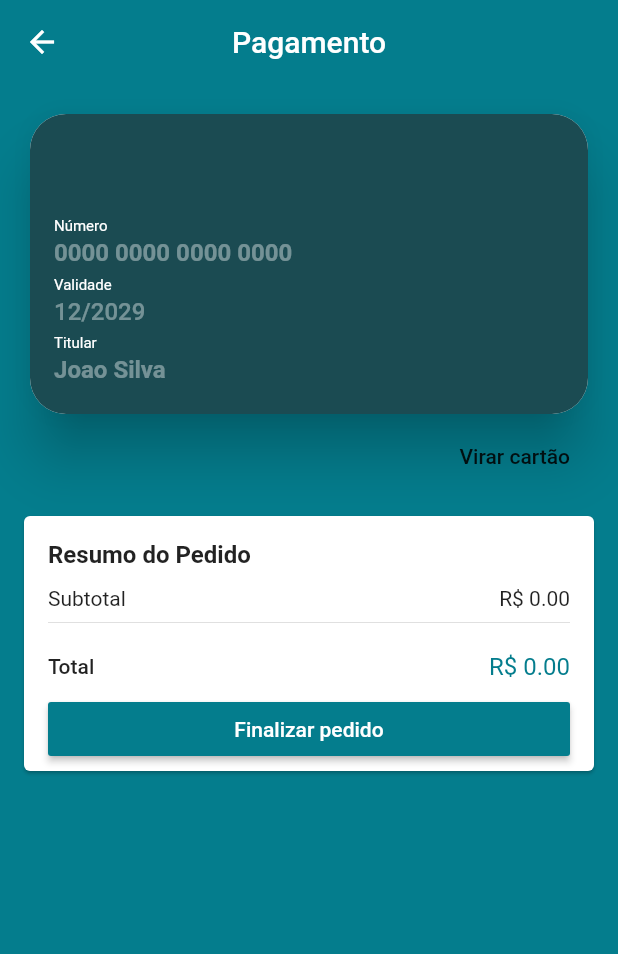
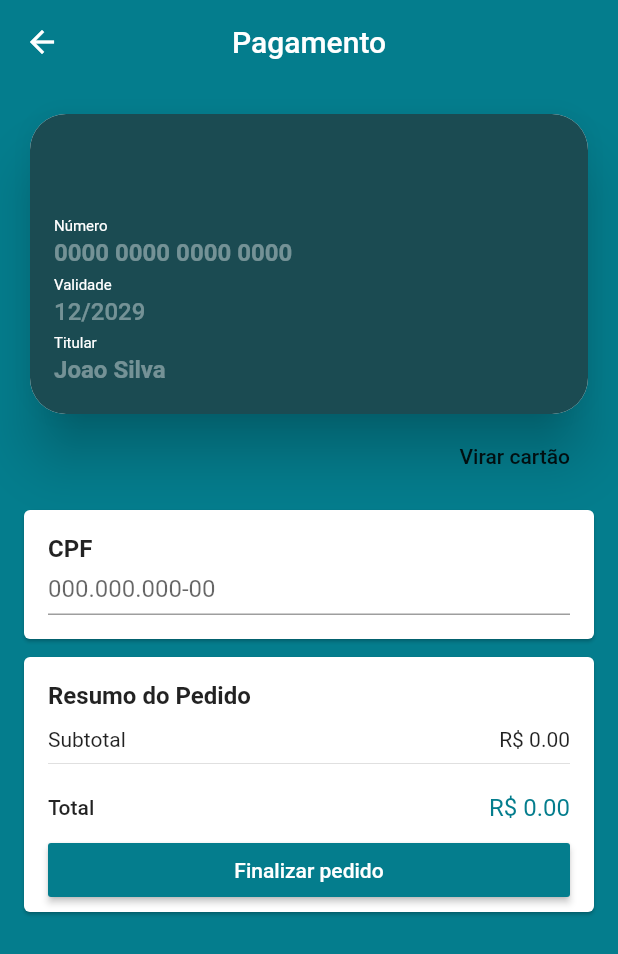
Before and after one commit to JoseVitorDurante/loja_virtual, a Flutter app: the CheckoutScreen screen opened by its route, on a phone screen of 412 x 824 dp. Shown: the top 954 px of the screen. Run offline on Flutter 3.47's test engine with Material 2 defaults, Android fonts, the phone set to English and light mode, and no system bars; drawn by our look-alikes of flip_card; our stand-ins replace brasil_fields, carousel_pro, cloud_firestore, cloud_functions, dio, firebase_auth and 10 more; missing offline and left inert: alphabet_list_scroll_view, cpf_cnpj_validator, credit_card_type_detector, flutter_facebook_login, map_launcher; accounts and stored records are empty.

Commit message:
realizando pagamento

```diff
--- a/lib/main.dart
+++ b/lib/main.dart
@@ -1,3 +1,4 @@
+import 'package:cloud_functions/cloud_functions.dart';
 import 'package:flutter/material.dart';
 import 'package:flutter_loja_ultimo/models/orders_manager.dart';
 import 'package:flutter_loja_ultimo/models/stores_manager.dart';
@@ -22,7 +23,7 @@ import 'models/product.dart';
 import 'models/product_manager.dart';
 import 'models/user_manager.dart';
 
-void main() {
+Future<void> main() async {
   runApp(MyApp());
 }
 
--- a/lib/models/credit_card.dart
+++ b/lib/models/credit_card.dart
@@ -0,0 +1,40 @@
+import 'package:credit_card_type_detector/credit_card_type_detector.dart';
+
+class CreditCard {
+
+  String number;
+
+  String holder;
+
+  String expirationDate;
+
+  String securityCode;
+
+  String brand;
+
+  void setHolder(String name) => holder = name;
+
+  void setexpirationDate(String date) => expirationDate = date;
+
+  void setCVV(String cvv) => securityCode = cvv;
+
+  void setNumber(String number) {
+    this.number = number;
+    brand = detectCCType(number.replaceAll(' ', '')).toString().toUpperCase().split(".").last;
+  }
+
+  Map<String, dynamic> toJson() {
+    return {
+      "cardNumber": number.replaceAll(" ", ""),
+      "holder": holder,
+      "expirationDate": expirationDate,
+      "securityCode": securityCode,
+      "brand": brand,
+    };
+  }
+
+  @override
+  String toString() {
+    return 'CreditCard{number: $number, holder: $holder, expirationDate: $expirationDate, securityCode: $securityCode, brand: $brand}';
+  }
+}
--- a/lib/models/user.dart
+++ b/lib/models/user.dart
@@ -9,15 +9,21 @@ class User {
     id = document.documentID;
     name = document.data['name'] as String;
     email = document.data['email'] as String;
+    cpf = document["cpf"] as String;
     if(document.data.containsKey("address")){
       address = Address.fromMap(document.data["address"] as Map<String, dynamic>);
     }
   }
 
   String id;
+
   String name;
+
   String email;
+
   String password;
+
+  String cpf;
 
   String confirmPassword;
 
@@ -41,6 +47,8 @@ class User {
       'email': email,
       if(address != null)
         'address': address.toMap(),
+      if(cpf != null)
+        "cpf": cpf,
     };
   }
 
@@ -48,4 +56,9 @@ class User {
     this.address = address;
     saveData();
   }
+
+  void setCpf(String cpf){
+    this.cpf = cpf;
+    saveData();
+  }
 }
--- a/lib/screens/checkout/components/card_back.dart
+++ b/lib/screens/checkout/components/card_back.dart
@@ -1,11 +1,13 @@
 import 'package:flutter/material.dart';
 import 'package:flutter/services.dart';
+import 'package:flutter_loja_ultimo/models/credit_card.dart';
 import 'package:flutter_loja_ultimo/screens/checkout/components/card_text_field.dart';
 
 class CardBack extends StatelessWidget {
   final FocusNode cvvFocus;
+  final CreditCard creditCard;
 
-  const CardBack(this.cvvFocus);
+  const CardBack({this.cvvFocus, this.creditCard});
 
   @override
   Widget build(BuildContext context) {
@@ -34,6 +36,7 @@ class CardBack extends StatelessWidget {
                     margin: EdgeInsets.only(left: 12),
                     padding: EdgeInsets.symmetric(vertical: 4, horizontal: 8),
                     child: CardTextField(
+                      initialValue: creditCard.securityCode,
                       title: "CVV",
                       hint: "123",
                       maxLenght: 3,
@@ -47,6 +50,7 @@ class CardBack extends StatelessWidget {
                         return null;
                       },
                       focusNode: cvvFocus,
+                      onSaved: creditCard.setCVV,
                     ),
                   ),
                 ),
--- a/lib/screens/checkout/components/card_front.dart
+++ b/lib/screens/checkout/components/card_front.dart
@@ -3,6 +3,7 @@ import 'package:credit_card_type_detector/credit_card_type_detector.dart';
 import 'package:flutter/cupertino.dart';
 import 'package:flutter/material.dart';
 import 'package:flutter/services.dart';
+import 'package:flutter_loja_ultimo/models/credit_card.dart';
 import 'package:flutter_loja_ultimo/screens/checkout/components/card_text_field.dart';
 import 'package:mask_text_input_formatter/mask_text_input_formatter.dart';
 
@@ -14,9 +15,14 @@ class CardFront extends StatelessWidget {
   final FocusNode dateFocus;
   final FocusNode nameFocus;
   final VoidCallback finishedFront;
+  final CreditCard creditCard;
 
   CardFront(
-      this.numberFocus, this.dateFocus, this.nameFocus, this.finishedFront);
+      {this.numberFocus,
+      this.dateFocus,
+      this.nameFocus,
+      this.finishedFront,
+      this.creditCard});
 
   @override
   Widget build(BuildContext context) {
@@ -37,6 +43,7 @@ class CardFront extends StatelessWidget {
               mainAxisAlignment: MainAxisAlignment.end,
               children: [
                 CardTextField(
+                  initialValue: creditCard.number,
                   title: "Número",
                   hint: "0000 0000 0000 0000",
                   textInputType: TextInputType.number,
@@ -48,16 +55,21 @@ class CardFront extends StatelessWidget {
                   validator: (number) {
                     if (number.length != 19)
                       return "Invalido";
+
+                    //validador de cartao
                     else if (detectCCType(number) == CreditCardType.unknown)
                       return "Cartão Invalido";
+
                     return null;
                   },
                   onSubmitted: (_) {
                     dateFocus.requestFocus();
                   },
                   focusNode: numberFocus,
+                  onSaved: creditCard.setNumber,
                 ),
                 CardTextField(
+                  initialValue: creditCard.expirationDate,
                   title: "Validade",
                   hint: "12/2029",
                   textInputType: TextInputType.number,
@@ -70,8 +82,12 @@ class CardFront extends StatelessWidget {
                     nameFocus.requestFocus();
                   },
                   focusNode: dateFocus,
+                  onSaved: (date) {
+                    creditCard.setexpirationDate(date);
+                  },
                 ),
                 CardTextField(
+                  initialValue: creditCard.holder,
                   title: "Titular",
                   hint: "Joao Silva",
                   textInputType: TextInputType.text,
@@ -84,6 +100,7 @@ class CardFront extends StatelessWidget {
                     finishedFront();
                   },
                   focusNode: nameFocus,
+                  onSaved: creditCard.setHolder,
                 )
               ],
             ))
--- a/lib/screens/checkout/components/card_text_field.dart
+++ b/lib/screens/checkout/components/card_text_field.dart
@@ -14,9 +14,11 @@ class CardTextField extends StatelessWidget {
   final FocusNode focusNode;
   final Function(String) onSubmitted;
   final TextInputAction textInputAction;
+  final FormFieldSetter<String> onSaved;
+  final String initialValue;
 
-  const CardTextField(
-      {this.title,
+  const CardTextField({
+    this.title,
     this.bold = false,
     this.hint,
     this.textInputType,
@@ -25,13 +27,18 @@ class CardTextField extends StatelessWidget {
     this.maxLenght,
     this.textAlign = TextAlign.start,
     this.focusNode,
-      this.onSubmitted,}) : textInputAction = onSubmitted == null ? TextInputAction.done : TextInputAction.next;
+    this.onSubmitted,
+    this.onSaved,
+    this.initialValue,
+  }) : textInputAction =
+            onSubmitted == null ? TextInputAction.done : TextInputAction.next;
 
   @override
   Widget build(BuildContext context) {
     return FormField<String>(
-        initialValue: "",
+        initialValue: initialValue,
         validator: validator,
+        onSaved: onSaved,
         builder: (state) {
           return Padding(
             padding: EdgeInsets.symmetric(vertical: 2),
@@ -56,6 +63,7 @@ class CardTextField extends StatelessWidget {
                     ],
                   ),
                 TextFormField(
+                  initialValue: initialValue,
                   style: TextStyle(
                       color: Colors.white,
                       fontWeight: bold ? FontWeight.bold : FontWeight.w500),
--- a/lib/screens/checkout/components/cpf_field.dart
+++ b/lib/screens/checkout/components/cpf_field.dart
@@ -0,0 +1,53 @@
+import 'package:brasil_fields/brasil_fields.dart';
+import 'package:cpf_cnpj_validator/cpf_validator.dart';
+import 'package:flutter/material.dart';
+import 'package:flutter/services.dart';
+import 'package:flutter_loja_ultimo/models/user_manager.dart';
+import 'package:provider/provider.dart';
+
+class CpfField extends StatelessWidget {
+
+  @override
+  Widget build(BuildContext context) {
+    final userManager = context.read<UserManager>();
+
+    return Card(
+      margin: EdgeInsets.symmetric(horizontal: 16, vertical: 4),
+      child: Padding(
+        padding: EdgeInsets.all(16),
+        child: Column(
+          crossAxisAlignment: CrossAxisAlignment.start,
+          children: [
+            Text(
+              'CPF',
+              textAlign: TextAlign.start,
+              style: TextStyle(
+                fontWeight: FontWeight.w600,
+                fontSize: 16,
+              ),
+            ),
+            TextFormField(
+              initialValue: userManager.user.cpf,
+              decoration:
+                  InputDecoration(hintText: "000.000.000-00", isDense: true),
+              keyboardType: TextInputType.number,
+              inputFormatters: [
+                WhitelistingTextInputFormatter.digitsOnly,
+                CpfInputFormatter()
+              ],
+              validator: (cpf) {
+                if (cpf.isEmpty)
+                  return "Campo obrigatorio";
+                else if (!CPFValidator.isValid(cpf))
+                  return "CPF invalido";
+                else
+                  return null;
+              },
+              onSaved: userManager.user.setCpf,
+            ),
+          ],
+        ),
+      ),
+    );
+  }
+}
--- a/lib/screens/checkout/components/credit_card_widget.dart
+++ b/lib/screens/checkout/components/credit_card_widget.dart
@@ -1,5 +1,6 @@
 import 'package:flip_card/flip_card.dart';
 import 'package:flutter/material.dart';
+import 'package:flutter_loja_ultimo/models/credit_card.dart';
 import "package:flutter_loja_ultimo/screens/checkout/components/card_back.dart";
 import "package:flutter_loja_ultimo/screens/checkout/components/card_front.dart";
 
@@ -10,6 +11,10 @@ class CreditCardWidget extends StatelessWidget {
   final FocusNode dateFocus = FocusNode();
   final FocusNode nameFocus = FocusNode();
   final FocusNode cvvFocus = FocusNode();
+
+  final CreditCard creditCard;
+
+  CreditCardWidget(this.creditCard);
 
   @override
   Widget build(BuildContext context) {
@@ -23,12 +28,18 @@ class CreditCardWidget extends StatelessWidget {
             speed: 700,
             key: cardKey,
             flipOnTouch: false,
-            front: CardFront(numberFocus, dateFocus, nameFocus, () {
-              cardKey.currentState.toggleCard();
-              cvvFocus.requestFocus();
-            }),
+            front: CardFront(
+                dateFocus: dateFocus,
+                nameFocus: nameFocus,
+                numberFocus: numberFocus,
+                creditCard: creditCard,
+                finishedFront: () {
+                  cardKey.currentState.toggleCard();
+                  cvvFocus.requestFocus();
+                }),
             back: CardBack(
-              cvvFocus,
+              creditCard: creditCard,
+              cvvFocus: cvvFocus,
             ),
           ),
           FlatButton(
--- a/pubspec.yaml
+++ b/pubspec.yaml
@@ -54,6 +54,9 @@ dependencies:
   flip_card: ^0.4.4
   mask_text_input_formatter: ^1.0.7
   credit_card_type_detector: ^1.1.0
+  keyboard_actions: ^3.2.1+1
+  cloud_functions: ^0.5.0
+  cpf_cnpj_validator: ^1.0.5
 
 dev_dependencies:
   flutter_test:
```
Also changed, not shown: lib/common/order/cancel_order_dialog.dart (+65 -10 lines), lib/common/order/order_tile.dart (+8 -2 lines), lib/models/checkou_manager.dart (+36 -6 lines), lib/models/order.dart (+30 -21 lines), lib/screens/checkout/checkout_screen.dart (+26 -11 lines), lib/services/cielo_payment.dart (+88 -0 lines), pubspec.lock, 5 other files. Lines whose indentation alone changed are shown as unchanged.
